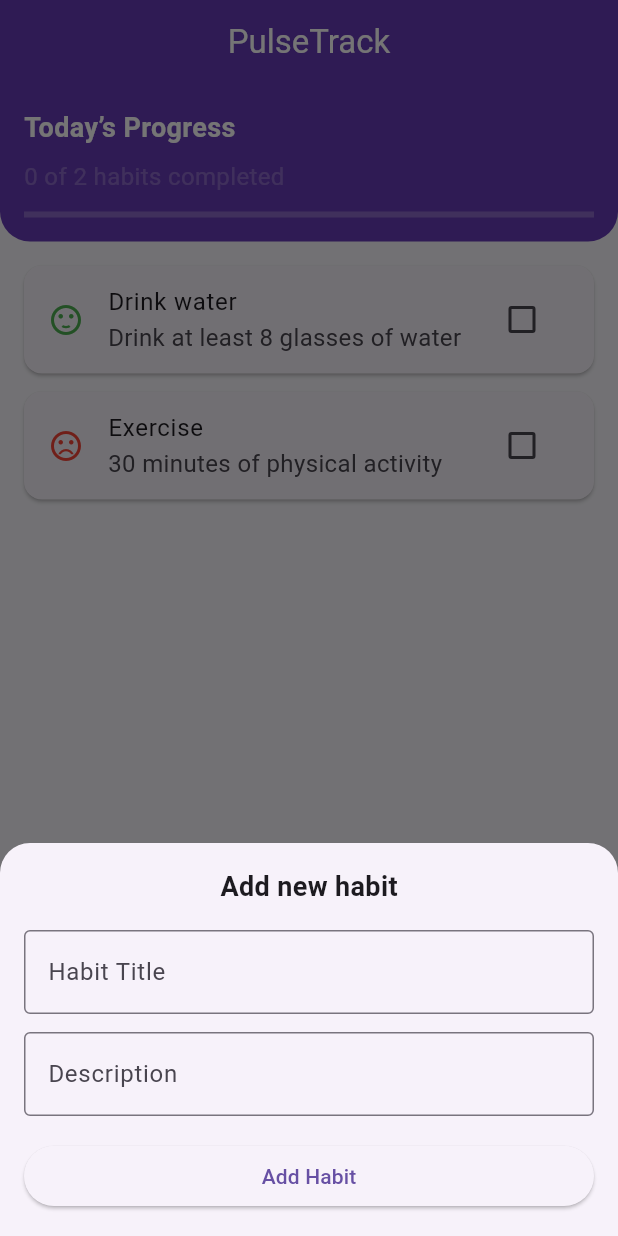
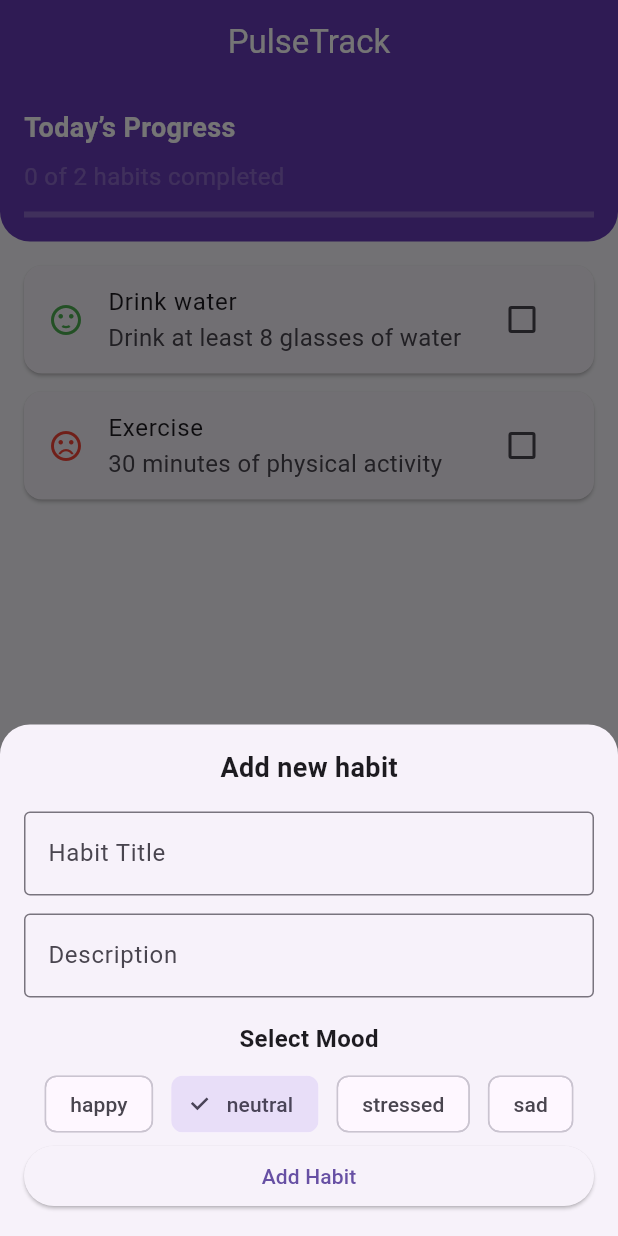
Before and after one commit to Siddhi1432/pulsetrack, a Flutter app: the screen it shows after launch, after a tap on the "add" icon, on a phone screen of 412 x 824 dp. Run offline on Flutter 3.47's test engine with Material 3 defaults, Android fonts, the light colour scheme and no system bars.

Commit message:
Added mood selection during habit creation

```diff
--- a/lib/screens/home_screen.dart
+++ b/lib/screens/home_screen.dart
@@ -12,6 +12,8 @@ class HomeScreen extends StatefulWidget{
 }
 
 class _HomeScreenState extends State<HomeScreen>{
+
+  Mood _selectedMood = Mood.neutral;
 
   final List<Habit> _habits = [
     Habit(
@@ -84,6 +86,26 @@ class _HomeScreenState extends State<HomeScreen>{
                 ),
               ),
               const SizedBox(height: 16),
+              const Text(
+                'Select Mood',
+                style: TextStyle(fontWeight: FontWeight.bold),
+              ),
+              const SizedBox(height: 8),
+
+              Wrap(
+                spacing: 12,
+                children: Mood.values.map((mood){
+                  return ChoiceChip(
+                    label: Text(mood.name),
+                    selected: _selectedMood == mood,
+                    onSelected: (selected){
+                      setState(() {
+                        _selectedMood = mood;
+                      });
+                    },
+                  );
+                }).toList(),
+              ),
 
               SizedBox(
                 width: double.infinity,
@@ -109,12 +131,17 @@ class _HomeScreenState extends State<HomeScreen>{
 
     setState(() {//Tells Flutter: UI needs rebuild
       _habits.add(
-        Habit(title: title, description: description),
+        Habit(
+            title: title,
+            description: description,
+        mood: _selectedMood),
       );
     });
 
     _titleController.clear();
     _descriptionController.clear();
+
+    _selectedMood = Mood.neutral;
 
     Navigator.pop(context);
   }
```
